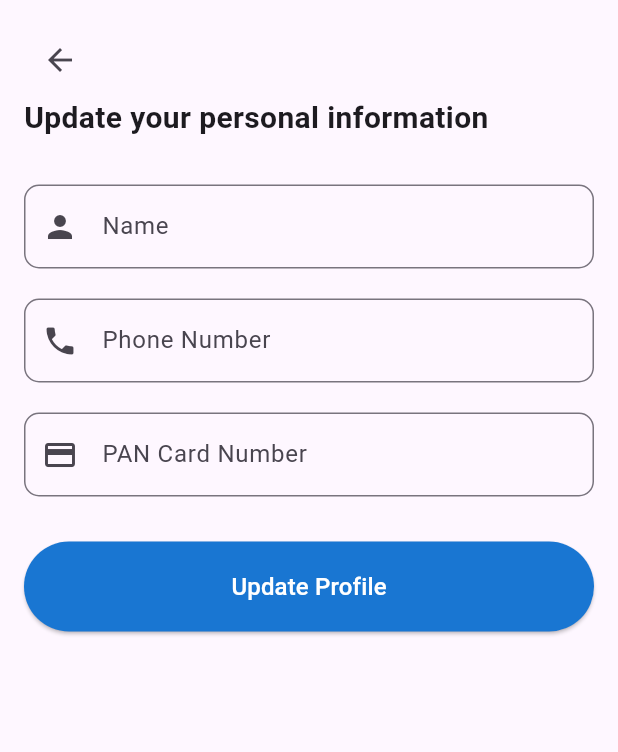
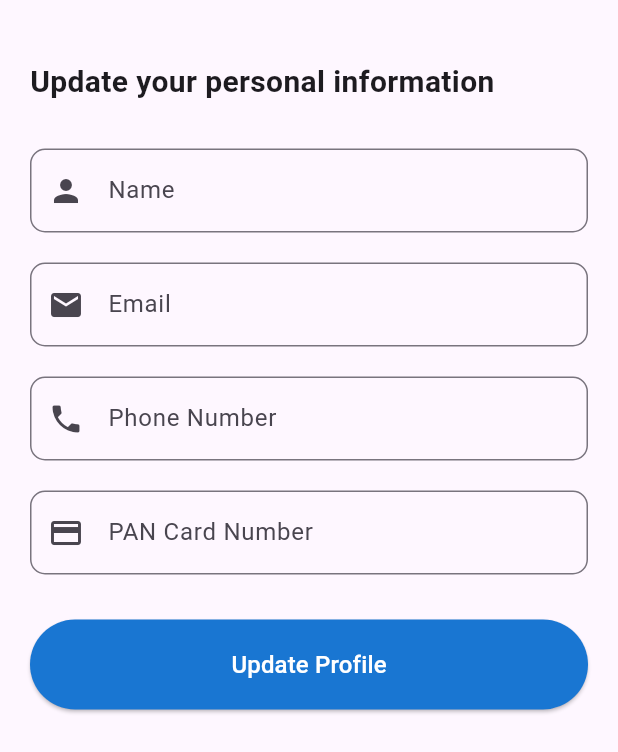
Before and after one commit to chinmaykatdare05/Real-Estate-Immersion, a Flutter app: the PersonalInfoScreen screen opened directly with empty values, on a phone screen of 412 x 824 dp. Shown: the top 752 px of the screen. Run offline on Flutter 3.47's test engine with Material 3 defaults, Android fonts, the phone set to English and light mode, and no system bars; our stand-ins replace animate_do, cloud_firestore, firebase_auth, firebase_core, fluttertoast, google_fonts; accounts and stored records are empty.

Commit message:
Update profile.dart

```diff
--- a/lib/pages/home/profile.dart
+++ b/lib/pages/home/profile.dart
@@ -3,7 +3,6 @@
 import 'package:flutter/material.dart';
 import 'package:firebase_auth/firebase_auth.dart';
 import 'package:cloud_firestore/cloud_firestore.dart';
-import 'package:flutter03/pages/home/home.dart';
 
 class ProfileScreen extends StatefulWidget {
   const ProfileScreen({super.key});
@@ -61,28 +60,32 @@ class _ProfileScreenState extends State<ProfileScreen> {
 
         return Scaffold(
           body: SingleChildScrollView(
-            padding: const EdgeInsets.all(20.0),
+            padding: const EdgeInsets.fromLTRB(20.0, 60.0, 20.0, 20.0), // Added padding at the top
             child: Column(
               children: [
                 ListTile(
                   leading: CircleAvatar(
-                    radius: 36,
-                    backgroundColor: Colors.blue[700],
+                    radius: 30,
+                    backgroundColor: const Color.fromARGB(255, 0, 0, 0),
                     child: Text(
                       userData['name'][0].toUpperCase(),
-                      style: const TextStyle(fontSize: 30, color: Colors.white),
+                      style: const TextStyle(
+                          fontSize: 30, color: Colors.white),
                     ),
                   ),
                   title: Text(
                     userData['name'],
                     style: const TextStyle(fontSize: 24),
                   ),
-                  subtitle: const Text('RI user'),
+                  subtitle: const Text('Real Estate Intelligence '),
                   onTap: () {},
                   trailing: const SizedBox(height: 30),
                 ),
                 const SizedBox(height: 15),
-                const Divider(),
+                const Divider(
+                    color: Colors.black,  // Change this color to whatever you want
+                    thickness: 3.0,  // Adjust this value to make the divider bold (thicker)
+                ),
                 const ListTile(
                   title: Text(
                     'Personal Information',
@@ -107,6 +110,10 @@ class _ProfileScreenState extends State<ProfileScreen> {
                   title: const Text('PAN Card Number'),
                   subtitle: Text(userData['panCard']),
                 ),
+                const Divider(
+                    color: Colors.black,  // Change this color to whatever you want
+                    thickness: 3.0,  // Adjust this value to make the divider bold (thicker)
+                ),
                 const ListTile(
                   title: Text(
                     'Settings',
@@ -124,7 +131,8 @@ class _ProfileScreenState extends State<ProfileScreen> {
                 ListTile(
                   leading: const Icon(Icons.password),
                   title: const Text('Change Password'),
-                    onTap: () {}),
+                  onTap: () {},
+                ),
                 ListTile(
                   leading: const Icon(Icons.logout),
                   title: const Text(
@@ -161,24 +169,21 @@ class PersonalInfoScreen extends StatelessWidget {
   Widget build(BuildContext context) {
     final TextEditingController usernameController =
         TextEditingController(text: name);
+    final TextEditingController emailController =
+        TextEditingController(text: email);
     final TextEditingController phoneController =
         TextEditingController(text: phone);
     final TextEditingController panController =
         TextEditingController(text: pan);
 
     return Scaffold(
-      body: Padding(
-        padding: const EdgeInsets.all(16.0),
+      body: SafeArea(
+        child: Padding(
+          padding: const EdgeInsets.fromLTRB(20.0, 40.0, 20.0, 20.0),
           child: SingleChildScrollView(
             child: Column(
               crossAxisAlignment: CrossAxisAlignment.start,
               children: [
-              IconButton(
-                icon: const Icon(Icons.arrow_back),
-                onPressed: () {
-                  Navigator.pop(context);
-                },
-              ),
                 const Text(
                   'Update your personal information',
                   style: TextStyle(
@@ -195,6 +200,17 @@ class PersonalInfoScreen extends StatelessWidget {
                       borderRadius: BorderRadius.circular(10),
                     ),
                     prefixIcon: const Icon(Icons.person),
+                  ),
+                ),
+                const SizedBox(height: 20),
+                TextField(
+                  controller: emailController,
+                  decoration: InputDecoration(
+                    labelText: 'Email',
+                    border: OutlineInputBorder(
+                      borderRadius: BorderRadius.circular(10),
+                    ),
+                    prefixIcon: const Icon(Icons.email),
                   ),
                 ),
                 const SizedBox(height: 20),
@@ -227,6 +243,7 @@ class PersonalInfoScreen extends StatelessWidget {
                         .doc(FirebaseAuth.instance.currentUser!.uid)
                         .update({
                       'name': usernameController.text,
+                      'email': emailController.text,
                       'phoneNumber': phoneController.text,
                       'panCard': panController.text,
                     }).then((_) {
@@ -234,19 +251,18 @@ class PersonalInfoScreen extends StatelessWidget {
                         const SnackBar(
                             content: Text('Profile updated successfully!')),
                       );
-                    Navigator.pushAndRemoveUntil(
-                      context,
-                      MaterialPageRoute(
-                        builder: (context) => const HomePage(),
-                      ),
-                      (route) => false,
-                    );
                     }).catchError((error) {
                       ScaffoldMessenger.of(context).showSnackBar(
                         SnackBar(
                             content: Text('Failed to update profile: $error')),
                       );
                     });
+                    Navigator.pushReplacement(
+                      context,
+                      MaterialPageRoute(
+                        builder: (context) => const ProfileScreen(),
+                      ),
+                    );
                   },
                   style: ElevatedButton.styleFrom(
                     padding: const EdgeInsets.symmetric(vertical: 15),
@@ -260,8 +276,9 @@ class PersonalInfoScreen extends StatelessWidget {
                     'Update Profile',
                     style: TextStyle(fontSize: 16, color: Colors.white),
                   ),
-              )
+                ),
               ],
+            ),
           ),
         ),
       ),
```
Lines whose indentation alone changed are shown as unchanged.
